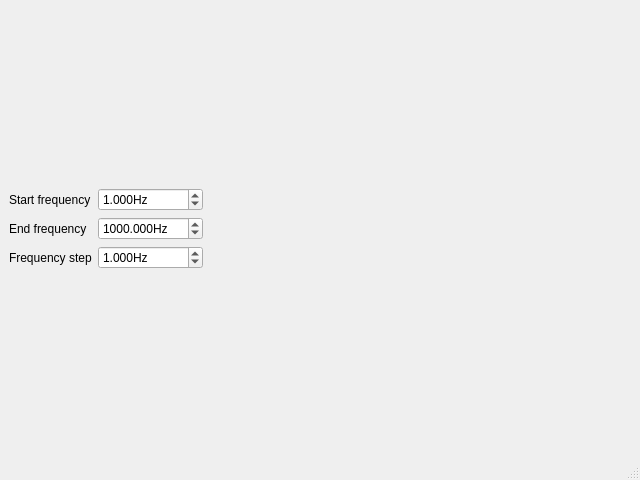
Above: asammdf/gui/ui/fft_window.ui from danielhrisca/asammdf before the change. Below: the same form after it.
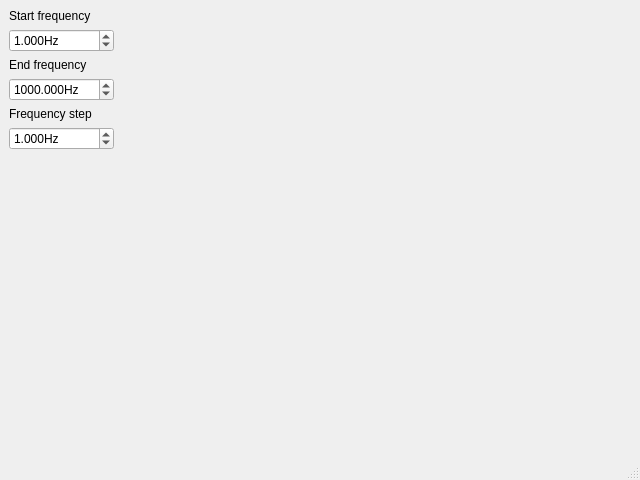
That is the form after the change.

Commit message: better layout for the FFT window

The edit to the form file:
```diff
--- a/asammdf/gui/ui/fft_window.ui
+++ b/asammdf/gui/ui/fft_window.ui
@@ -14,43 +14,17 @@
    <string>MainWindow</string>
   </property>
   <widget class="QWidget" name="centralwidget">
-   <layout class="QVBoxLayout" name="verticalLayout">
+   <layout class="QHBoxLayout" name="horizontalLayout" stretch="0,1">
     <item>
-     <layout class="QGridLayout" name="gridLayout">
-      <item row="2" column="1">
-       <widget class="QDoubleSpinBox" name="frequency_step">
-        <property name="suffix">
-         <string>Hz</string>
-        </property>
-        <property name="decimals">
-         <number>3</number>
-        </property>
-        <property name="minimum">
-         <double>0.001000000000000</double>
-        </property>
-        <property name="maximum">
-         <double>1000000.000000000000000</double>
-        </property>
-        <property name="value">
-         <double>1.000000000000000</double>
-        </property>
-       </widget>
-      </item>
-      <item row="1" column="0">
-       <widget class="QLabel" name="label">
-        <property name="text">
-         <string>End frequency</string>
-        </property>
-       </widget>
-      </item>
-      <item row="0" column="0">
+     <layout class="QVBoxLayout" name="verticalLayout">
+      <item>
        <widget class="QLabel" name="label_2">
         <property name="text">
          <string>Start frequency</string>
         </property>
        </widget>
       </item>
-      <item row="0" column="1">
+      <item>
        <widget class="QDoubleSpinBox" name="start_frequency">
         <property name="suffix">
          <string>Hz</string>
@@ -69,7 +43,14 @@
         </property>
        </widget>
       </item>
-      <item row="1" column="1">
+      <item>
+       <widget class="QLabel" name="label">
+        <property name="text">
+         <string>End frequency</string>
+        </property>
+       </widget>
+      </item>
+      <item>
        <widget class="QDoubleSpinBox" name="end_frequency">
         <property name="suffix">
          <string>Hz</string>
@@ -88,28 +69,50 @@
         </property>
        </widget>
       </item>
-      <item row="2" column="0">
+      <item>
        <widget class="QLabel" name="label_3">
         <property name="text">
          <string>Frequency step</string>
         </property>
        </widget>
       </item>
-      <item row="0" column="2">
-       <spacer name="horizontalSpacer">
+      <item>
+       <widget class="QDoubleSpinBox" name="frequency_step">
+        <property name="suffix">
+         <string>Hz</string>
+        </property>
+        <property name="decimals">
+         <number>3</number>
+        </property>
+        <property name="minimum">
+         <double>0.001000000000000</double>
+        </property>
+        <property name="maximum">
+         <double>1000000.000000000000000</double>
+        </property>
+        <property name="value">
+         <double>1.000000000000000</double>
+        </property>
+       </widget>
+      </item>
+      <item>
+       <spacer name="verticalSpacer">
         <property name="orientation">
-         <enum>Qt::Horizontal</enum>
+         <enum>Qt::Vertical</enum>
         </property>
         <property name="sizeHint" stdset="0">
          <size>
-          <width>40</width>
-          <height>20</height>
+          <width>20</width>
+          <height>40</height>
          </size>
         </property>
        </spacer>
       </item>
      </layout>
     </item>
+    <item>
+     <layout class="QVBoxLayout" name="layout"/>
+    </item>
    </layout>
   </widget>
   <widget class="QMenuBar" name="menubar">
```
The commit also changes 2 other files.
